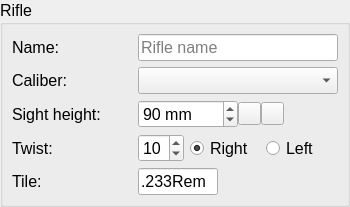
This is ui_templates/catalog_rifle.ui in o-murphy/archer_ballistics_constructor as Qt 5 draws it before an edit. The edited form follows.
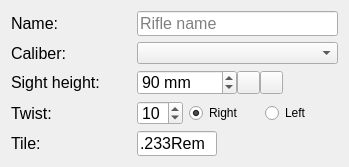
This is the edited form. Icons and pictures are not drawn.

What changed in the file:
```diff
--- a/ui_templates/catalog_rifle.ui
+++ b/ui_templates/catalog_rifle.ui
@@ -7,65 +7,49 @@
     <x>0</x>
     <y>0</y>
     <width>349</width>
-    <height>190</height>
+    <height>167</height>
    </rect>
   </property>
+  <property name="minimumSize">
+   <size>
+    <width>349</width>
+    <height>167</height>
+   </size>
+  </property>
   <property name="maximumSize">
    <size>
-    <width>16777215</width>
-    <height>190</height>
+    <width>349</width>
+    <height>167</height>
    </size>
   </property>
   <property name="windowTitle">
    <string>Form</string>
   </property>
   <layout class="QGridLayout" name="gridLayout">
-   <property name="leftMargin">
-    <number>0</number>
-   </property>
-   <property name="topMargin">
-    <number>0</number>
-   </property>
-   <property name="rightMargin">
-    <number>0</number>
-   </property>
-   <property name="bottomMargin">
-    <number>0</number>
-   </property>
-   <property name="spacing">
-    <number>0</number>
-   </property>
    <item row="0" column="0">
-    <widget class="QGroupBox" name="rifleGroupBox">
+    <widget class="QLabel" name="label_25">
      <property name="sizePolicy">
-      <sizepolicy hsizetype="Expanding" vsizetype="Preferred">
+      <sizepolicy hsizetype="Preferred" vsizetype="Expanding">
        <horstretch>0</horstretch>
        <verstretch>0</verstretch>
       </sizepolicy>
      </property>
      <property name="minimumSize">
       <size>
-       <width>0</width>
+       <width>120</width>
        <height>0</height>
       </size>
      </property>
      <property name="font">
       <font>
        <pointsize>12</pointsize>
-       <underline>false</underline>
-       <kerning>true</kerning>
       </font>
      </property>
-     <property name="styleSheet">
-      <string notr="true"/>
+     <property name="text">
+      <string>Name:</string>
      </property>
-     <property name="title">
-      <string>Rifle</string>
-     </property>
-     <property name="alignment">
-      <set>Qt::AlignLeading|Qt::AlignLeft|Qt::AlignTop</set>
-     </property>
-     <layout class="QGridLayout" name="gridLayout_2">
+    </widget>
+   </item>
       <item row="0" column="1">
        <widget class="QLineEdit" name="rifleName">
         <property name="sizePolicy">
@@ -126,6 +110,16 @@
         </property>
        </widget>
       </item>
+   <item row="1" column="1">
+    <widget class="QComboBox" name="caliberName">
+     <property name="sizePolicy">
+      <sizepolicy hsizetype="Expanding" vsizetype="Expanding">
+       <horstretch>0</horstretch>
+       <verstretch>0</verstretch>
+      </sizepolicy>
+     </property>
+    </widget>
+   </item>
       <item row="2" column="0">
        <widget class="QLabel" name="label_67">
         <property name="sizePolicy">
@@ -480,43 +474,6 @@
         <property name="maxLength">
          <number>8</number>
         </property>
-       </widget>
-      </item>
-      <item row="1" column="1">
-       <widget class="QComboBox" name="caliberName">
-        <property name="sizePolicy">
-         <sizepolicy hsizetype="Expanding" vsizetype="Expanding">
-          <horstretch>0</horstretch>
-          <verstretch>0</verstretch>
-         </sizepolicy>
-        </property>
-       </widget>
-      </item>
-      <item row="0" column="0">
-       <widget class="QLabel" name="label_25">
-        <property name="sizePolicy">
-         <sizepolicy hsizetype="Preferred" vsizetype="Expanding">
-          <horstretch>0</horstretch>
-          <verstretch>0</verstretch>
-         </sizepolicy>
-        </property>
-        <property name="minimumSize">
-         <size>
-          <width>120</width>
-          <height>0</height>
-         </size>
-        </property>
-        <property name="font">
-         <font>
-          <pointsize>12</pointsize>
-         </font>
-        </property>
-        <property name="text">
-         <string>Name:</string>
-        </property>
-       </widget>
-      </item>
-     </layout>
     </widget>
    </item>
   </layout>
```
Lines whose indentation alone changed are shown as unchanged.
